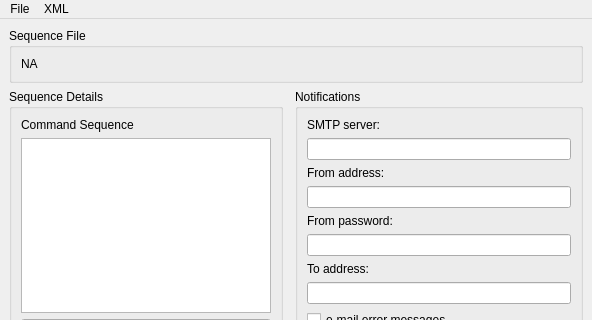
Old version of the form dave/qtdesigner/dave.ui in the repository ZhuangLab/storm-control; both pictures show x 0 to 592 and y 0 to 320 of the 592 by 723 pixel window.
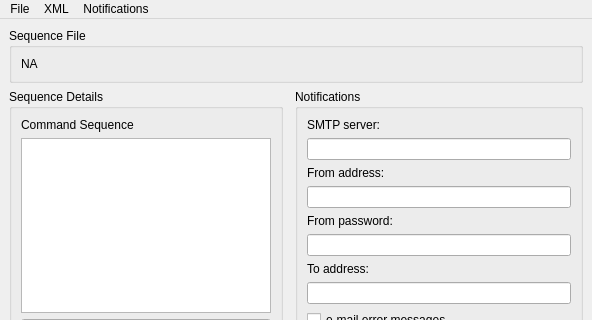
New version of the form.

Commit message: Added ability to send test email

The edit to the form file:
```diff
--- a/dave/qtdesigner/dave.ui
+++ b/dave/qtdesigner/dave.ui
@@ -327,8 +327,15 @@
     </property>
     <addaction name="actionGenerateXML"/>
    </widget>
+   <widget class="QMenu" name="menuNotifications">
+    <property name="title">
+     <string>Notifications</string>
+    </property>
+    <addaction name="actionSendTestEmail"/>
+   </widget>
    <addaction name="menuFile"/>
    <addaction name="menuXML"/>
+   <addaction name="menuNotifications"/>
   </widget>
   <widget class="QStatusBar" name="statusbar"/>
   <action name="actionNew_Sequence">
```
Left out of the diff: 5 changed lines with no effect on the pictures. The commit also changes 2 other files.
